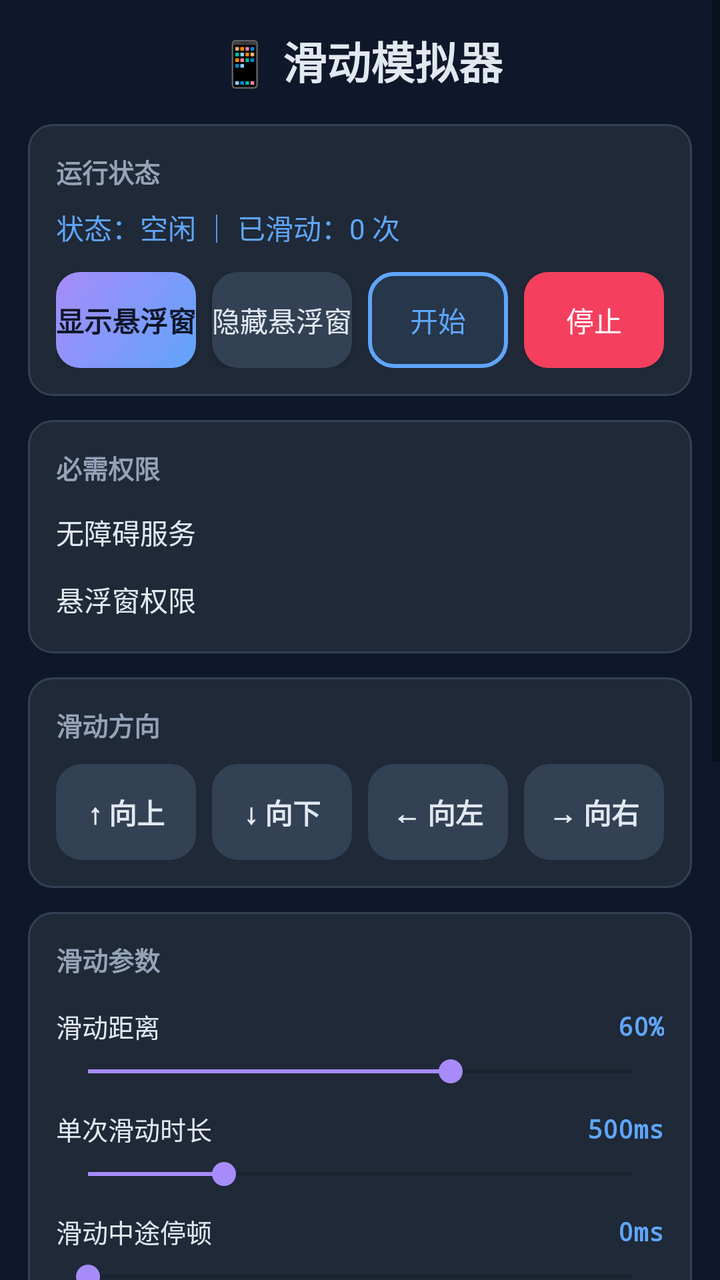
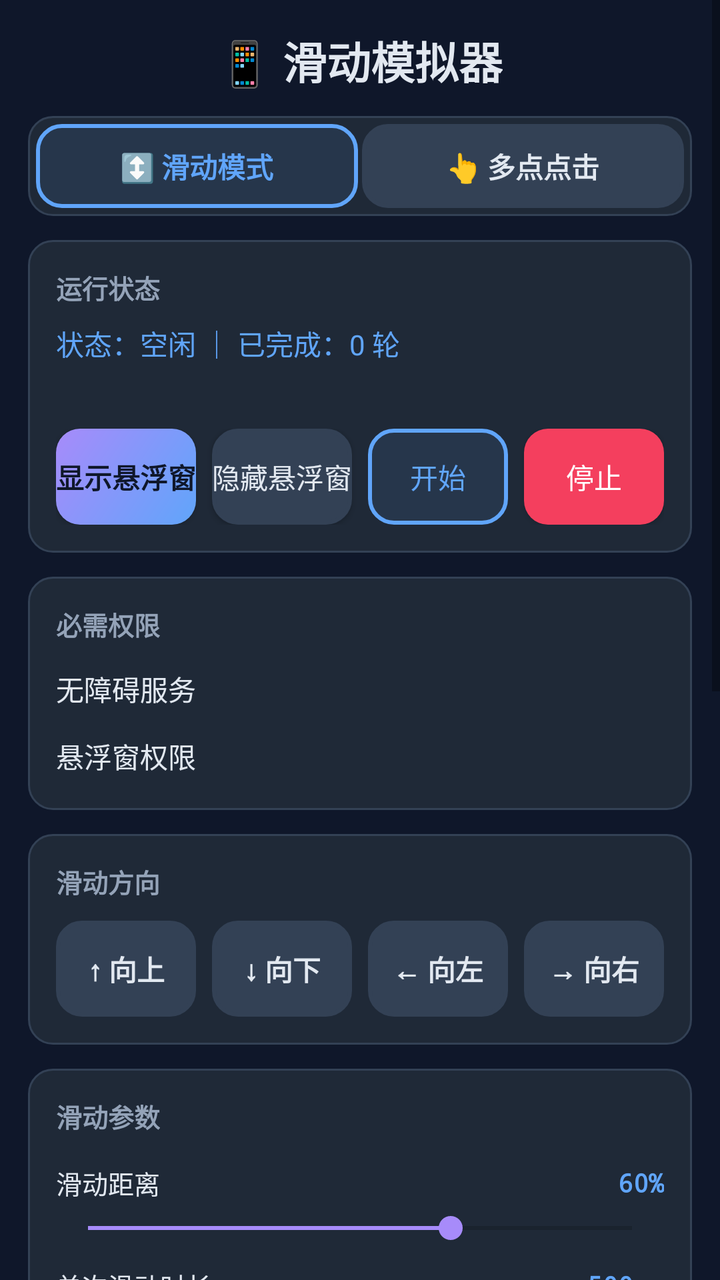

Before-and-after screenshots of an Android layout around one commit, followed by the original layout XML and the change that was made.
<!-- AndroidManifest.xml: application theme Theme.SwipeSim -->
<!-- res/layout/activity_main.xml -->
<?xml version="1.0" encoding="utf-8"?>
<ScrollView xmlns:android="http://schemas.android.com/apk/res/android"
    android:layout_width="match_parent"
    android:layout_height="match_parent"
    android:fillViewport="true"
    android:background="@color/bg">

    <LinearLayout
        android:layout_width="match_parent"
        android:layout_height="wrap_content"
        android:orientation="vertical"
        android:padding="14dp">

        <TextView
            android:layout_width="wrap_content"
            android:layout_height="wrap_content"
            android:text="📱 滑动模拟器"
            android:textColor="@color/text1"
            android:textSize="22sp"
            android:textStyle="bold"
            android:layout_gravity="center_horizontal"
            android:layout_marginBottom="16dp"/>

        
        <LinearLayout
            android:layout_width="match_parent"
            android:layout_height="wrap_content"
            android:orientation="vertical"
            android:background="@drawable/bg_card"
            android:padding="14dp"
            android:layout_marginBottom="12dp">

            <TextView
                android:layout_width="wrap_content"
                android:layout_height="wrap_content"
                android:text="运行状态"
                android:textColor="@color/text2"
                android:textSize="13sp"
                android:textStyle="bold"
                android:layout_marginBottom="8dp"/>

            <TextView
                android:id="@+id/tv_run_status"
                android:layout_width="wrap_content"
                android:layout_height="wrap_content"
                android:text="状态：空闲 ｜ 已滑动：0 次"
                android:textColor="@color/primary"
                android:textSize="14sp"
                android:layout_marginBottom="12dp"/>

            <LinearLayout
                android:layout_width="match_parent"
                android:layout_height="wrap_content"
                android:orientation="horizontal">

                <Button
                    android:id="@+id/btn_show_floating"
                    android:layout_width="0dp"
                    android:layout_height="wrap_content"
                    android:layout_weight="1"
                    android:text="显示悬浮窗"
                    android:background="@drawable/bg_btn_primary"
                    android:textColor="@color/bg"
                    android:textStyle="bold"
                    android:layout_marginEnd="8dp"/>

                <Button
                    android:id="@+id/btn_hide_floating"
                    android:layout_width="0dp"
                    android:layout_height="wrap_content"
                    android:layout_weight="1"
                    android:text="隐藏悬浮窗"
                    android:background="@drawable/bg_dir_normal"
                    android:textColor="@color/text1"
                    android:layout_marginEnd="8dp"/>

                <Button
                    android:id="@+id/btn_quick_start"
                    android:layout_width="0dp"
                    android:layout_height="wrap_content"
                    android:layout_weight="1"
                    android:text="开始"
                    android:background="@drawable/bg_dir_selected"
                    android:textColor="@color/primary"
                    android:layout_marginEnd="8dp"/>

                <Button
                    android:id="@+id/btn_stop"
                    android:layout_width="0dp"
                    android:layout_height="wrap_content"
                    android:layout_weight="1"
                    android:text="停止"
                    android:background="@drawable/bg_btn_stop"
                    android:textColor="@android:color/white"/>
            </LinearLayout>
        </LinearLayout>

        
        <LinearLayout
            android:layout_width="match_parent"
            android:layout_height="wrap_content"
            android:orientation="vertical"
            android:background="@drawable/bg_card"
            android:padding="14dp"
            android:layout_marginBottom="12dp">

            <TextView
                android:layout_width="wrap_content"
                android:layout_height="wrap_content"
                android:text="必需权限"
                android:textColor="@color/text2"
                android:textSize="13sp"
                android:textStyle="bold"
                android:layout_marginBottom="10dp"/>

            <LinearLayout
                android:layout_width="match_parent"
                android:layout_height="wrap_content"
                android:orientation="horizontal"
                android:gravity="center_vertical"
                android:layout_marginBottom="8dp">
                <TextView
                    android:layout_width="0dp"
                    android:layout_height="wrap_content"
                    android:layout_weight="1"
                    android:text="无障碍服务"
                    android:textColor="@color/text1"
                    android:textSize="14sp"/>
                <TextView
                    android:id="@+id/tv_acc_status"
                    android:layout_width="wrap_content"
                    android:layout_height="wrap_content"
                    android:textSize="13sp"
                    android:textStyle="bold"
                    android:paddingStart="10dp"
                    android:paddingEnd="10dp"
                    android:paddingTop="4dp"
                    android:paddingBottom="4dp"/>
            </LinearLayout>

            <LinearLayout
                android:layout_width="match_parent"
                android:layout_height="wrap_content"
                android:orientation="horizontal"
                android:gravity="center_vertical">
                <TextView
                    android:layout_width="0dp"
                    android:layout_height="wrap_content"
                    android:layout_weight="1"
                    android:text="悬浮窗权限"
                    android:textColor="@color/text1"
                    android:textSize="14sp"/>
                <TextView
                    android:id="@+id/tv_overlay_status"
                    android:layout_width="wrap_content"
                    android:layout_height="wrap_content"
                    android:textSize="13sp"
                    android:textStyle="bold"
                    android:paddingStart="10dp"
                    android:paddingEnd="10dp"
                    android:paddingTop="4dp"
                    android:paddingBottom="4dp"/>
            </LinearLayout>
        </LinearLayout>

        
        <LinearLayout
            android:layout_width="match_parent"
            android:layout_height="wrap_content"
            android:orientation="vertical"
            android:background="@drawable/bg_card"
            android:padding="14dp"
            android:layout_marginBottom="12dp">

            <TextView
                android:layout_width="wrap_content"
                android:layout_height="wrap_content"
                android:text="滑动方向"
                android:textColor="@color/text2"
                android:textSize="13sp"
                android:textStyle="bold"
                android:layout_marginBottom="10dp"/>

            <LinearLayout
                android:id="@+id/dir_group"
                android:layout_width="match_parent"
                android:layout_height="wrap_content"
                android:orientation="horizontal">

                <TextView
                    android:id="@+id/dir_up"
                    style="@style/DirBtn"
                    android:layout_marginEnd="8dp"
                    android:text="↑ 向上"/>

                <TextView
                    android:id="@+id/dir_down"
                    style="@style/DirBtn"
                    android:layout_marginEnd="8dp"
                    android:text="↓ 向下"/>

                <TextView
                    android:id="@+id/dir_left"
                    style="@style/DirBtn"
                    android:layout_marginEnd="8dp"
                    android:text="← 向左"/>

                <TextView
                    android:id="@+id/dir_right"
                    style="@style/DirBtn"
                    android:text="→ 向右"/>
            </LinearLayout>
        </LinearLayout>

        
        <LinearLayout
            android:layout_width="match_parent"
            android:layout_height="wrap_content"
            android:orientation="vertical"
            android:background="@drawable/bg_card"
            android:padding="14dp"
            android:layout_marginBottom="12dp">

            <TextView
                android:layout_width="wrap_content"
                android:layout_height="wrap_content"
                android:text="滑动参数"
                android:textColor="@color/text2"
                android:textSize="13sp"
                android:textStyle="bold"
                android:layout_marginBottom="14dp"/>

            <LinearLayout
                style="@style/ParamRow">
                <TextView style="@style/ParamLabel" android:text="滑动距离"/>
                <TextView android:id="@+id/tv_dist" style="@style/ParamVal" android:text="60%"/>
            </LinearLayout>
            <SeekBar
                android:id="@+id/sb_dist"
                style="@style/ParamSeek"
                android:max="90"
                android:progress="60"/>

            <LinearLayout
                style="@style/ParamRow">
                <TextView style="@style/ParamLabel" android:text="单次滑动时长"/>
                <TextView android:id="@+id/tv_dur" style="@style/ParamVal" android:text="500ms"/>
            </LinearLayout>
            <SeekBar
                android:id="@+id/sb_dur"
                style="@style/ParamSeek"
                android:max="2000"
                android:progress="500"/>

            <LinearLayout
                style="@style/ParamRow">
                <TextView style="@style/ParamLabel" android:text="滑动中途停顿"/>
                <TextView android:id="@+id/tv_mid_pause" style="@style/ParamVal" android:text="0ms"/>
            </LinearLayout>
            <SeekBar
                android:id="@+id/sb_mid_pause"
                style="@style/ParamSeek"
                android:max="5000"
                android:progress="0"/>

            <LinearLayout
                style="@style/ParamRow">
                <TextView style="@style/ParamLabel" android:text="停顿位置"/>
                <TextView android:id="@+id/tv_mid_pos" style="@style/ParamVal" android:text="50%"/>
            </LinearLayout>
            <SeekBar
                android:id="@+id/sb_mid_pos"
                style="@style/ParamSeek"
                android:max="90"
                android:progress="50"/>

            <LinearLayout
                style="@style/ParamRow">
                <TextView style="@style/ParamLabel" android:text="起点偏移"/>
                <TextView android:id="@+id/tv_offset" style="@style/ParamVal" android:text="50%"/>
            </LinearLayout>
            <SeekBar
                android:id="@+id/sb_offset"
                style="@style/ParamSeek"
                android:max="90"
                android:progress="50"/>

            <View
                android:layout_width="match_parent"
                android:layout_height="1dp"
                android:background="@color/divider"
                android:layout_marginTop="10dp"
                android:layout_marginBottom="12dp"/>

            <LinearLayout
                style="@style/ParamRow">
                <TextView style="@style/ParamLabel" android:text="滑动间隔（等待）"/>
                <TextView android:id="@+id/tv_interval" style="@style/ParamVal" android:text="30s"/>
            </LinearLayout>
            <SeekBar
                android:id="@+id/sb_interval"
                style="@style/ParamSeek"
                android:max="600"
                android:progress="30"/>

            <TextView
                android:layout_width="match_parent"
                android:layout_height="wrap_content"
                android:text="💡 流程：滑动 → 等待配置秒数 → 再滑动… 循环直到停止"
                android:textColor="@color/text3"
                android:textSize="12sp"
                android:layout_marginTop="8dp"/>
        </LinearLayout>

        
        <LinearLayout
            android:layout_width="match_parent"
            android:layout_height="wrap_content"
            android:orientation="vertical"
            android:background="@drawable/bg_card"
            android:padding="14dp">

            <TextView
                android:layout_width="wrap_content"
                android:layout_height="wrap_content"
                android:text="使用说明"
                android:textColor="@color/text2"
                android:textSize="13sp"
                android:textStyle="bold"
                android:layout_marginBottom="8dp"/>
            <TextView
                android:layout_width="match_parent"
                android:layout_height="wrap_content"
                android:text="1. 开启无障碍服务 + 悬浮窗权限\n2. 配置方向、距离、间隔秒数（默认30秒）\n3. 点「显示悬浮窗」，自动退到桌面，打开视频APP\n4. 拖动悬浮球移动位置，点击展开/收起面板\n5. 点「▶ 开始滑动」开始循环；点「■ 停止」随时结束"
                android:textColor="@color/text2"
                android:textSize="12sp"
                android:lineSpacingExtra="4dp"/>
        </LinearLayout>
    </LinearLayout>
</ScrollView>
<!-- resources referenced by this layout -->
<resources>
  <color name="bg">#0F172A</color>
  <color name="divider">#334155</color>
  <color name="primary">#60A5FA</color>
  <color name="text1">#E2E8F0</color>
  <color name="text2">#94A3B8</color>
  <color name="text3">#64748B</color>
  <!-- drawable bg_btn_primary (drawable) -->
  <?xml version="1.0" encoding="utf-8"?>
  <shape xmlns:android="http://schemas.android.com/apk/res/android"
      android:shape="rectangle">
      <gradient
          android:startColor="#60A5FA"
          android:endColor="#A78BFA"
          android:angle="135"/>
      <corners android:radius="12dp"/>
  </shape>
  <!-- drawable bg_btn_stop (drawable) -->
  <?xml version="1.0" encoding="utf-8"?>
  <shape xmlns:android="http://schemas.android.com/apk/res/android"
      android:shape="rectangle">
      <solid android:color="#F43F5E"/>
      <corners android:radius="12dp"/>
  </shape>
  <!-- drawable bg_card (drawable) -->
  <?xml version="1.0" encoding="utf-8"?>
  <shape xmlns:android="http://schemas.android.com/apk/res/android"
      android:shape="rectangle">
      <solid android:color="#1F2937"/>
      <corners android:radius="12dp"/>
      <stroke android:width="1dp" android:color="@color/divider"/>
  </shape>
  <!-- drawable bg_dir_normal (drawable) -->
  <?xml version="1.0" encoding="utf-8"?>
  <shape xmlns:android="http://schemas.android.com/apk/res/android"
      android:shape="rectangle">
      <solid android:color="#334155"/>
      <corners android:radius="12dp"/>
      <stroke android:width="2dp" android:color="@color/divider"/>
  </shape>
  <!-- drawable bg_dir_selected (drawable) -->
  <?xml version="1.0" encoding="utf-8"?>
  <shape xmlns:android="http://schemas.android.com/apk/res/android"
      android:shape="rectangle">
      <solid android:color="#1A60A5FA"/>
      <corners android:radius="12dp"/>
      <stroke android:width="2dp" android:color="@color/primary"/>
  </shape>
  <style name="ParamLabel">
          <item name="android:layout_width">0dp</item>
          <item name="android:layout_height">wrap_content</item>
          <item name="android:layout_weight">1</item>
          <item name="android:textColor">@color/text1</item>
          <item name="android:textSize">13sp</item>
      </style>
  <style name="ParamRow">
          <item name="android:layout_width">match_parent</item>
          <item name="android:layout_height">wrap_content</item>
          <item name="android:orientation">horizontal</item>
          <item name="android:gravity">center_vertical</item>
          <item name="android:layout_marginBottom">4dp</item>
      </style>
  <style name="ParamSeek" parent="Widget.AppCompat.SeekBar">
          <item name="android:layout_width">match_parent</item>
          <item name="android:layout_height">wrap_content</item>
          <item name="android:layout_marginBottom">10dp</item>
          <item name="android:maxHeight">4dp</item>
          <item name="android:minHeight">4dp</item>
      </style>
  <style name="ParamVal">
          <item name="android:layout_width">wrap_content</item>
          <item name="android:layout_height">wrap_content</item>
          <item name="android:textColor">@color/primary</item>
          <item name="android:textStyle">bold</item>
          <item name="android:textSize">13sp</item>
          <item name="android:fontFamily">monospace</item>
      </style>
  <!-- drawable selector_direction (drawable) -->
  <?xml version="1.0" encoding="utf-8"?>
  <selector xmlns:android="http://schemas.android.com/apk/res/android">
      <item android:state_selected="true" android:drawable="@drawable/bg_dir_selected"/>
      <item android:drawable="@drawable/bg_dir_normal"/>
  </selector>
  <color name="primary_alt">#A78BFA</color>
</resources>

<!-- the commit's change to res/layout/activity_main.xml (unified diff, before → after) -->
@@ -19,7 +19,46 @@
             android:textSize="22sp"
             android:textStyle="bold"
             android:layout_gravity="center_horizontal"
-            android:layout_marginBottom="16dp"/>
+            android:layout_marginBottom="12dp"/>
+
+        
+        <LinearLayout
+            android:layout_width="match_parent"
+            android:layout_height="wrap_content"
+            android:orientation="horizontal"
+            android:layout_marginBottom="12dp"
+            android:background="@drawable/bg_card"
+            android:padding="4dp">
+
+            <TextView
+                android:id="@+id/tab_swipe"
+                android:layout_width="0dp"
+                android:layout_height="42dp"
+                android:layout_weight="1"
+                android:gravity="center"
+                android:text="↕️ 滑动模式"
+                android:textStyle="bold"
+                android:textSize="14sp"
+                android:textColor="@color/primary"
+                android:background="@drawable/bg_dir_selected"
+                android:layout_marginEnd="2dp"
+                android:clickable="true"
+                android:focusable="true"/>
+
+            <TextView
+                android:id="@+id/tab_click"
+                android:layout_width="0dp"
+                android:layout_height="42dp"
+                android:layout_weight="1"
+                android:gravity="center"
+                android:text="👆 多点点击"
+                android:textStyle="bold"
+                android:textSize="14sp"
+                android:textColor="@color/text1"
+                android:background="@drawable/bg_dir_normal"
+                android:clickable="true"
+                android:focusable="true"/>
+        </LinearLayout>
 
         
         <LinearLayout
@@ -43,9 +82,17 @@
                 android:id="@+id/tv_run_status"
                 android:layout_width="wrap_content"
                 android:layout_height="wrap_content"
-                android:text="状态：空闲 ｜ 已滑动：0 次"
+                android:text="状态：空闲 ｜ 已完成：0 轮"
                 android:textColor="@color/primary"
                 android:textSize="14sp"
+                android:layout_marginBottom="4dp"/>
+            <TextView
+                android:id="@+id/tv_run_sub"
+                android:layout_width="wrap_content"
+                android:layout_height="wrap_content"
+                android:text=""
+                android:textColor="@color/text3"
+                android:textSize="12sp"
                 android:layout_marginBottom="12dp"/>
 
             <LinearLayout
@@ -132,10 +179,8 @@
                     android:layout_height="wrap_content"
                     android:textSize="13sp"
                     android:textStyle="bold"
-                    android:paddingStart="10dp"
-                    android:paddingEnd="10dp"
-                    android:paddingTop="4dp"
-                    android:paddingBottom="4dp"/>
+                    android:paddingHorizontal="10dp"
+                    android:paddingVertical="4dp"/>
             </LinearLayout>
 
             <LinearLayout
@@ -156,10 +201,156 @@
                     android:layout_height="wrap_content"
                     android:textSize="13sp"
                     android:textStyle="bold"
-                    android:paddingStart="10dp"
-                    android:paddingEnd="10dp"
-                    android:paddingTop="4dp"
-                    android:paddingBottom="4dp"/>
+                    android:paddingHorizontal="10dp"
+                    android:paddingVertical="4dp"/>
+            </LinearLayout>
+        </LinearLayout>
+
+        
+        <LinearLayout
+            android:id="@+id/swipe_params"
+            android:layout_width="match_parent"
+            android:layout_height="wrap_content"
+            android:orientation="vertical"
+            android:visibility="visible">
+
+            <LinearLayout
+                android:layout_width="match_parent"
+                android:layout_height="wrap_content"
+                android:orientation="vertical"
+                android:background="@drawable/bg_card"
+                android:padding="14dp"
+                android:layout_marginBottom="12dp">
+
+                <TextView
+                    android:layout_width="wrap_content"
+                    android:layout_height="wrap_content"
+                    android:text="滑动方向"
+                    android:textColor="@color/text2"
+                    android:textSize="13sp"
+                    android:textStyle="bold"
+                    android:layout_marginBottom="10dp"/>
+
+                <LinearLayout
+                    android:id="@+id/dir_group"
+                    android:layout_width="match_parent"
+                    android:layout_height="wrap_content"
+                    android:orientation="horizontal">
+
+                    <TextView android:id="@+id/dir_up"   style="@style/DirBtn" android:layout_marginEnd="8dp" android:text="↑ 向上"/>
+                    <TextView android:id="@+id/dir_down" style="@style/DirBtn" android:layout_marginEnd="8dp" android:text="↓ 向下"/>
+                    <TextView android:id="@+id/dir_left" style="@style/DirBtn" android:layout_marginEnd="8dp" android:text="← 向左"/>
+                    <TextView android:id="@+id/dir_right" style="@style/DirBtn" android:text="→ 向右"/>
+                </LinearLayout>
+            </LinearLayout>
+
+            <LinearLayout
+                android:layout_width="match_parent"
+                android:layout_height="wrap_content"
+                android:orientation="vertical"
+                android:background="@drawable/bg_card"
+                android:padding="14dp"
+                android:layout_marginBottom="12dp">
+
+                <TextView
+                    android:layout_width="wrap_content"
+                    android:layout_height="wrap_content"
+                    android:text="滑动参数"
+                    android:textColor="@color/text2"
+                    android:textSize="13sp"
+                    android:textStyle="bold"
+                    android:layout_marginBottom="14dp"/>
+
+                <LinearLayout style="@style/ParamRow">
+                    <TextView style="@style/ParamLabel" android:text="滑动距离"/>
+                    <TextView android:id="@+id/tv_dist" style="@style/ParamVal" android:text="60%"/>
+                </LinearLayout>
+                <SeekBar android:id="@+id/sb_dist" style="@style/ParamSeek" android:max="90" android:progress="60"/>
+
+                <LinearLayout style="@style/ParamRow">
+                    <TextView style="@style/ParamLabel" android:text="单次滑动时长"/>
+                    <TextView android:id="@+id/tv_dur" style="@style/ParamVal" android:text="500ms"/>
+                </LinearLayout>
+                <SeekBar android:id="@+id/sb_dur" style="@style/ParamSeek" android:max="2000" android:progress="500"/>
+
+                <LinearLayout style="@style/ParamRow">
+                    <TextView style="@style/ParamLabel" android:text="滑动中途停顿"/>
+                    <TextView android:id="@+id/tv_mid_pause" style="@style/ParamVal" android:text="0ms"/>
+                </LinearLayout>
+                <SeekBar android:id="@+id/sb_mid_pause" style="@style/ParamSeek" android:max="5000" android:progress="0"/>
+
+                <LinearLayout style="@style/ParamRow">
+                    <TextView style="@style/ParamLabel" android:text="停顿位置"/>
+                    <TextView android:id="@+id/tv_mid_pos" style="@style/ParamVal" android:text="50%"/>
+                </LinearLayout>
+                <SeekBar android:id="@+id/sb_mid_pos" style="@style/ParamSeek" android:max="90" android:progress="50"/>
+
+                <LinearLayout style="@style/ParamRow">
+                    <TextView style="@style/ParamLabel" android:text="起点偏移"/>
+                    <TextView android:id="@+id/tv_offset" style="@style/ParamVal" android:text="50%"/>
+                </LinearLayout>
+                <SeekBar android:id="@+id/sb_offset" style="@style/ParamSeek" android:max="90" android:progress="50"/>
+            </LinearLayout>
+        </LinearLayout>
+
+        
+        <LinearLayout
+            android:id="@+id/click_params"
+            android:layout_width="match_parent"
+            android:layout_height="wrap_content"
+            android:orientation="vertical"
+            android:visibility="gone">
+
+            <LinearLayout
+                android:layout_width="match_parent"
+                android:layout_height="wrap_content"
+                android:orientation="vertical"
+                android:background="@drawable/bg_card"
+                android:padding="14dp"
+                android:layout_marginBottom="12dp">
+
+                <LinearLayout
+                    android:layout_width="match_parent"
+                    android:layout_height="wrap_content"
+                    android:orientation="horizontal"
+                    android:gravity="center_vertical"
+                    android:layout_marginBottom="10dp">
+
+                    <TextView
+                        android:layout_width="0dp"
+                        android:layout_height="wrap_content"
+                        android:layout_weight="1"
+                        android:text="点击点"
+                        android:textColor="@color/text2"
+                        android:textSize="13sp"
+                        android:textStyle="bold"/>
+
+                    <TextView
+                        android:id="@+id/btn_add_point"
+                        android:layout_width="wrap_content"
+                        android:layout_height="wrap_content"
+                        android:text="➕ 添加点 (最多8个)"
+                        android:textColor="@color/primary"
+                        android:textStyle="bold"
+                        android:textSize="13sp"
+                        android:paddingHorizontal="10dp"
+                        android:paddingVertical="6dp"
+                        android:background="@drawable/bg_dir_normal"/>
+                </LinearLayout>
+
+                <TextView
+                    android:layout_width="match_parent"
+                    android:layout_height="wrap_content"
+                    android:text="顺序执行：A→延时→B→延时→C→延时→…→循环"
+                    android:textColor="@color/text3"
+                    android:textSize="12sp"
+                    android:layout_marginBottom="10dp"/>
+
+                <LinearLayout
+                    android:id="@+id/point_container"
+                    android:layout_width="match_parent"
+                    android:layout_height="wrap_content"
+                    android:orientation="vertical"/>
             </LinearLayout>
         </LinearLayout>
 
@@ -172,129 +363,8 @@
             android:padding="14dp"
             android:layout_marginBottom="12dp">
 
-            <TextView
-                android:layout_width="wrap_content"
-                android:layout_height="wrap_content"
-                android:text="滑动方向"
-                android:textColor="@color/text2"
-                android:textSize="13sp"
-                android:textStyle="bold"
-                android:layout_marginBottom="10dp"/>
-
-            <LinearLayout
-                android:id="@+id/dir_group"
-                android:layout_width="match_parent"
-                android:layout_height="wrap_content"
-                android:orientation="horizontal">
-
-                <TextView
-                    android:id="@+id/dir_up"
-                    style="@style/DirBtn"
-                    android:layout_marginEnd="8dp"
-                    android:text="↑ 向上"/>
-
-                <TextView
-                    android:id="@+id/dir_down"
-                    style="@style/DirBtn"
-                    android:layout_marginEnd="8dp"
-                    android:text="↓ 向下"/>
-
-                <TextView
-                    android:id="@+id/dir_left"
-                    style="@style/DirBtn"
-                    android:layout_marginEnd="8dp"
-                    android:text="← 向左"/>
-
-                <TextView
-                    android:id="@+id/dir_right"
-                    style="@style/DirBtn"
-                    android:text="→ 向右"/>
-            </LinearLayout>
-        </LinearLayout>
-
-        
-        <LinearLayout
-            android:layout_width="match_parent"
-            android:layout_height="wrap_content"
-            android:orientation="vertical"
-            android:background="@drawable/bg_card"
-            android:padding="14dp"
-            android:layout_marginBottom="12dp">
-
-            <TextView
-                android:layout_width="wrap_content"
-                android:layout_height="wrap_content"
-                android:text="滑动参数"
-                android:textColor="@color/text2"
-                android:textSize="13sp"
-                android:textStyle="bold"
-                android:layout_marginBottom="14dp"/>
-
-            <LinearLayout
-                style="@style/ParamRow">
-                <TextView style="@style/ParamLabel" android:text="滑动距离"/>
-                <TextView android:id="@+id/tv_dist" style="@style/ParamVal" android:text="60%"/>
-            </LinearLayout>
-            <SeekBar
-                android:id="@+id/sb_dist"
-                style="@style/ParamSeek"
-                android:max="90"
-                android:progress="60"/>
-
-            <LinearLayout
-                style="@style/ParamRow">
-                <TextView style="@style/ParamLabel" android:text="单次滑动时长"/>
-                <TextView android:id="@+id/tv_dur" style="@style/ParamVal" android:text="500ms"/>
-            </LinearLayout>
-            <SeekBar
-                android:id="@+id/sb_dur"
-                style="@style/ParamSeek"
-                android:max="2000"
-                android:progress="500"/>
-
-            <LinearLayout
-                style="@style/ParamRow">
-                <TextView style="@style/ParamLabel" android:text="滑动中途停顿"/>
-                <TextView android:id="@+id/tv_mid_pause" style="@style/ParamVal" android:text="0ms"/>
-            </LinearLayout>
-            <SeekBar
-                android:id="@+id/sb_mid_pause"
-                style="@style/ParamSeek"
-                android:max="5000"
-                android:progress="0"/>
-
-            <LinearLayout
-                style="@style/ParamRow">
-                <TextView style="@style/ParamLabel" android:text="停顿位置"/>
-                <TextView android:id="@+id/tv_mid_pos" style="@style/ParamVal" android:text="50%"/>
-            </LinearLayout>
-            <SeekBar
-                android:id="@+id/sb_mid_pos"
-                style="@style/ParamSeek"
-                android:max="90"
-                android:progress="50"/>
-
-            <LinearLayout
-                style="@style/ParamRow">
-                <TextView style="@style/ParamLabel" android:text="起点偏移"/>
-                <TextView android:id="@+id/tv_offset" style="@style/ParamVal" android:text="50%"/>
-            </LinearLayout>
-            <SeekBar
-                android:id="@+id/sb_offset"
-                style="@style/ParamSeek"
-                android:max="90"
-                android:progress="50"/>
-
-            <View
-                android:layout_width="match_parent"
-                android:layout_height="1dp"
-                android:background="@color/divider"
-                android:layout_marginTop="10dp"
-                android:layout_marginBottom="12dp"/>
-
-            <LinearLayout
-                style="@style/ParamRow">
-                <TextView style="@style/ParamLabel" android:text="滑动间隔（等待）"/>
+            <LinearLayout style="@style/ParamRow">
+                <TextView style="@style/ParamLabel" android:text="每轮间隔（滑动走完/点击轮走完）"/>
                 <TextView android:id="@+id/tv_interval" style="@style/ParamVal" android:text="30s"/>
             </LinearLayout>
             <SeekBar
@@ -302,14 +372,13 @@
                 style="@style/ParamSeek"
                 android:max="600"
                 android:progress="30"/>
-
-            <TextView
-                android:layout_width="match_parent"
-                android:layout_height="wrap_content"
-                android:text="💡 流程：滑动 → 等待配置秒数 → 再滑动… 循环直到停止"
+            <TextView
+                android:id="@+id/tv_interval_tip"
+                android:layout_width="match_parent"
+                android:layout_height="wrap_content"
+                android:text="💡 滑动模式：滑动一次→等待→再滑动\n💡 点击模式：A/B/C全部走完一轮→等待→再来一轮"
                 android:textColor="@color/text3"
-                android:textSize="12sp"
-                android:layout_marginTop="8dp"/>
+                android:textSize="12sp"/>
         </LinearLayout>
 
         
@@ -331,7 +400,7 @@
             <TextView
                 android:layout_width="match_parent"
                 android:layout_height="wrap_content"
-                android:text="1. 开启无障碍服务 + 悬浮窗权限\n2. 配置方向、距离、间隔秒数（默认30秒）\n3. 点「显示悬浮窗」，自动退到桌面，打开视频APP\n4. 拖动悬浮球移动位置，点击展开/收起面板\n5. 点「▶ 开始滑动」开始循环；点「■ 停止」随时结束"
+                android:text="1. 开「无障碍服务」+「悬浮窗权限」\n2. 顶部切换模式：滑动 或 多点点击\n3. 点击模式：点「➕ 添加点」，每个点可以直接拉条调 X/Y/延时，或点「采点」在全屏拖十字准星可视化选位置\n4. 「显示悬浮窗」后退到桌面 → 打开目标 APP → 悬浮球展开面板开始\n5. 所有延时/间隔上限 600 秒"
                 android:textColor="@color/text2"
                 android:textSize="12sp"
                 android:lineSpacingExtra="4dp"/>
<!-- resource entries referenced after the edit -->
@@ -1,7 +1,6 @@
 <!-- resources referenced by this layout -->
 <resources>
   <color name="bg">#0F172A</color>
-  <color name="divider">#334155</color>
   <color name="primary">#60A5FA</color>
   <color name="text1">#E2E8F0</color>
   <color name="text2">#94A3B8</color>
@@ -76,6 +75,7 @@
           <item name="android:textSize">13sp</item>
           <item name="android:fontFamily">monospace</item>
       </style>
+  <color name="divider">#334155</color>
   <!-- drawable selector_direction (drawable) -->
   <?xml version="1.0" encoding="utf-8"?>
   <selector xmlns:android="http://schemas.android.com/apk/res/android">
